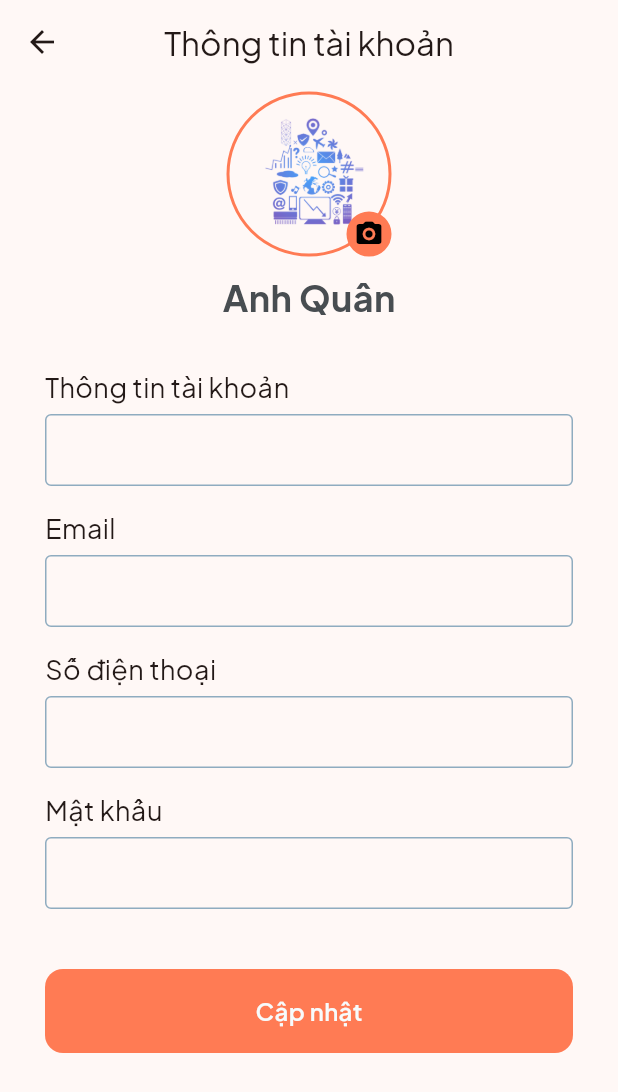
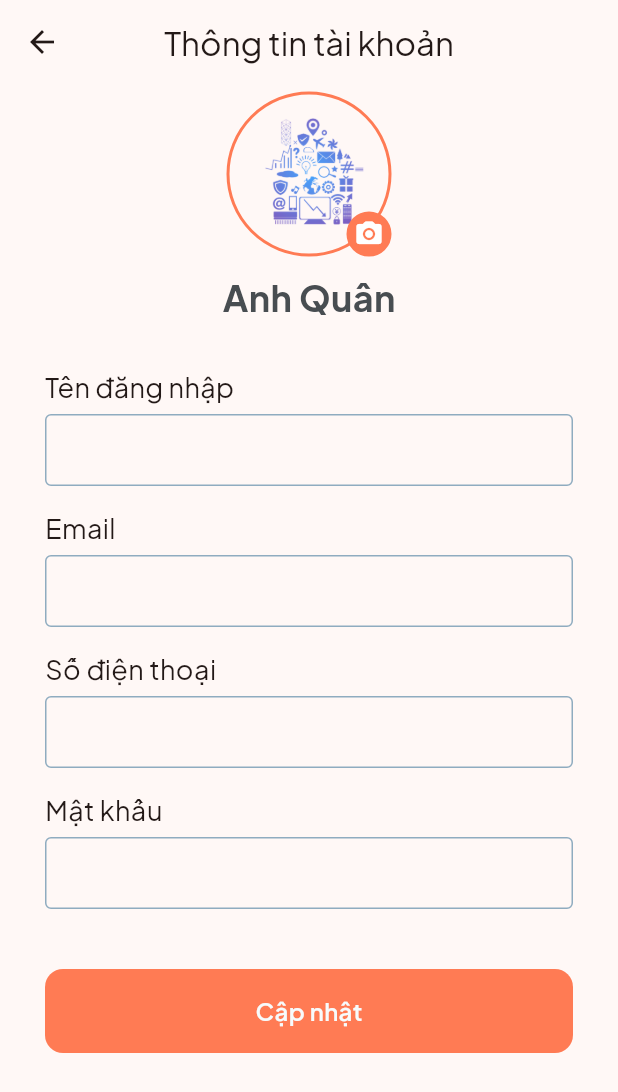
Before and after one commit to doanvanquoc/iot_app, a Flutter app: the EditUserScreen screen opened directly, on a phone screen of 412 x 824 dp. Shown: the top 1092 px of the screen. Run offline on Flutter 3.47's test engine with Material 2 defaults, Android fonts, the phone set to English and light mode, and no system bars; our stand-ins replace custom_sliding_segmented_control, dropdown_button2, firebase_auth, firebase_core, font_awesome_flutter, get and 2 more; accounts and stored records are empty.

Commit message:
fix edit user

```diff
--- a/lib/views/user/editUser_screen.dart
+++ b/lib/views/user/editUser_screen.dart
@@ -9,7 +9,6 @@ class EditUserScreen extends StatelessWidget {
   Widget build(BuildContext context) {
     return Scaffold(
       appBar: AppBar(
-        surfaceTintColor: Colors.transparent,
         centerTitle: true,
         title: const Text("Thông tin tài khoản"),
       ),
@@ -63,7 +62,7 @@ class EditUserScreen extends StatelessWidget {
                         ),
 
                       ),
-                      child: const Icon(Icons.camera_alt_rounded, color: Colors.black, size: 20),
+                      child: const Icon(Icons.camera_alt_rounded, color: Colors.white, size: 20),
                     ),
                   ),
                 ],
@@ -80,7 +79,7 @@ class EditUserScreen extends StatelessWidget {
                     mainAxisAlignment: MainAxisAlignment.start,
                     crossAxisAlignment: CrossAxisAlignment.start,
                     children: [
-                      const TextEditUser(text: 'Thông tin tài khoản'),
+                      const TextEditUser(text: 'Tên đăng nhập'),
                       const SizedBox(height: 15),
 
                       const TextEditUser(text: 'Email'),
@@ -99,7 +98,6 @@ class EditUserScreen extends StatelessWidget {
                   ),
                 ),
               ),
-
             ],
           ),
         ),
```
